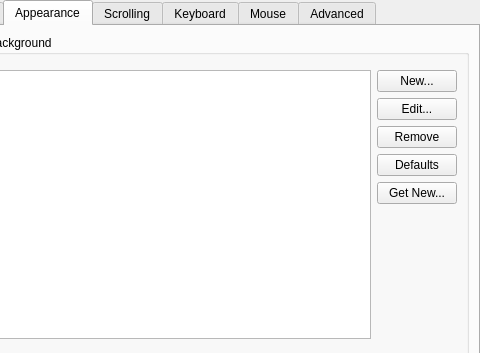
Above: src/EditProfileDialog.ui from KDE/konsole before the change; both pictures show x 114 to 594 and y 0 to 353 of the 594 by 536 pixel window. Below: the same form after it.
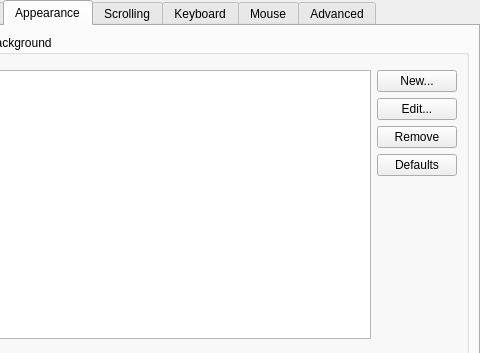
That is the form after the change. The open tabs and pages were chosen to show the change. Custom widgets are drawn as their Qt base class.

```diff
--- a/src/EditProfileDialog.ui
+++ b/src/EditProfileDialog.ui
@@ -491,13 +491,6 @@
             </property>
            </widget>
           </item>
-          <item row="5" column="1">
-           <widget class="KNS3::Button" name="downloadColorSchemeButton">
-            <property name="text">
-             <string>Get New...</string>
-            </property>
-           </widget>
-          </item>
           <item row="1" column="1">
            <widget class="QPushButton" name="newColorSchemeButton">
             <property name="toolTip">
@@ -1539,11 +1532,6 @@
    <extends>QComboBox</extends>
    <header>kcombobox.h</header>
   </customwidget>
-  <customwidget>
-   <class>KNS3::Button</class>
-   <extends>QPushButton</extends>
-   <header location="global">KNS3/Button</header>
-  </customwidget>
   <customwidget>
    <class>KColorButton</class>
    <extends>QPushButton</extends>
```
